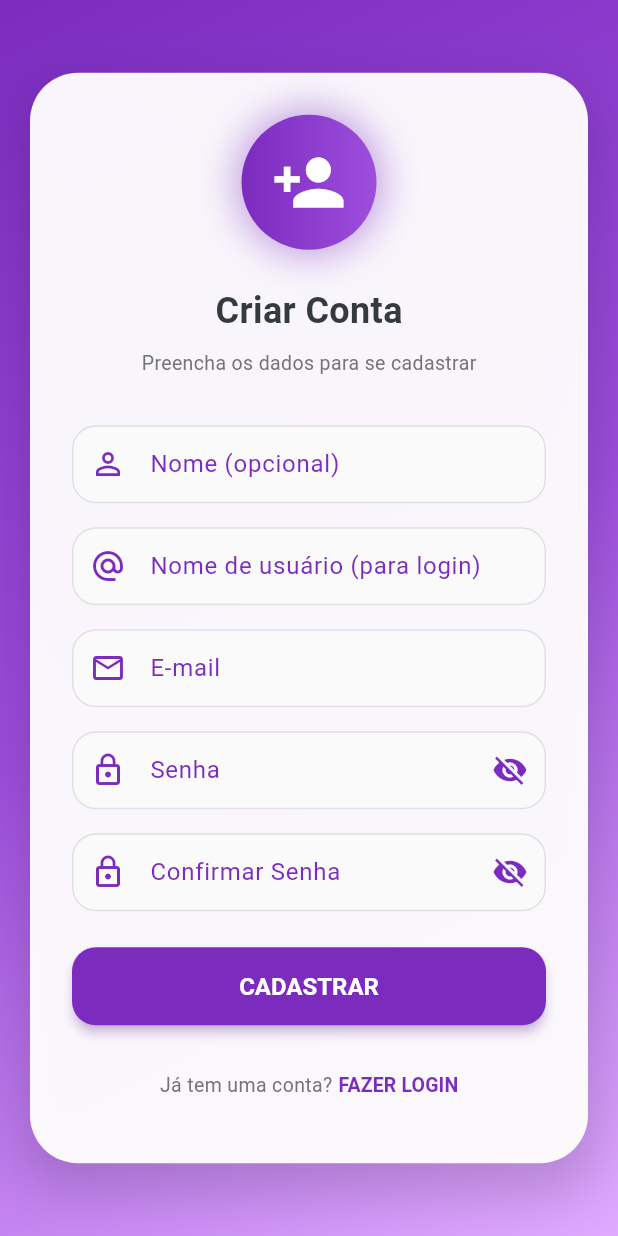
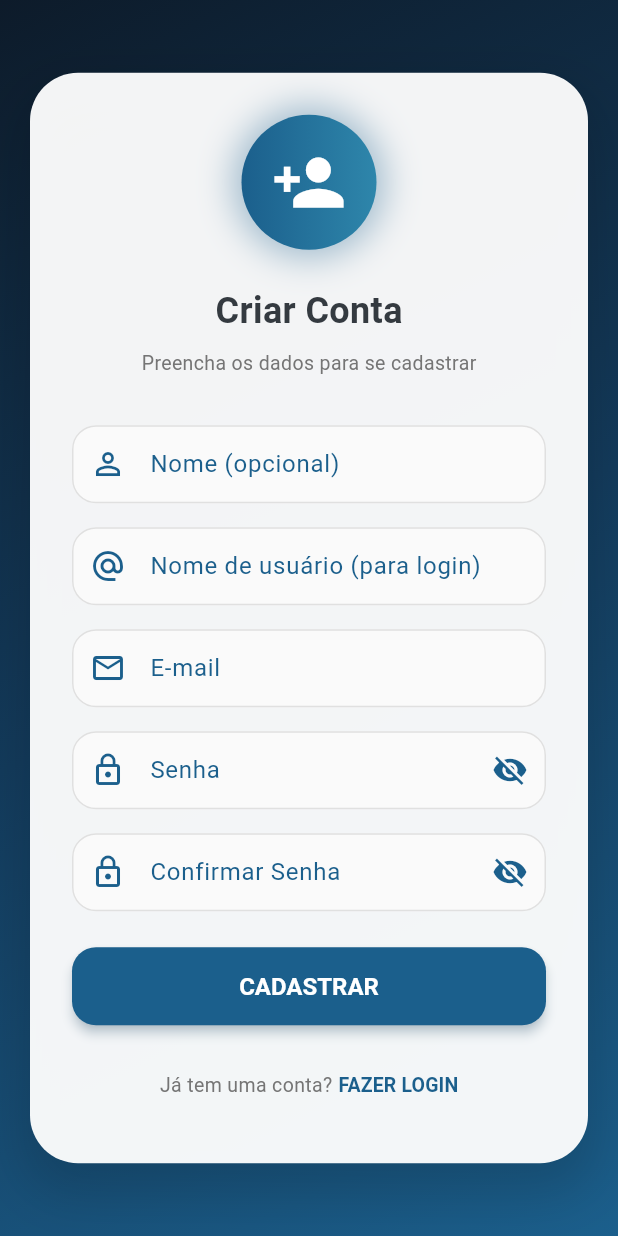
Before and after one commit to dudowns/QI-Controle, a Flutter app: the screen it shows after launch, after a tap on "Adicionar", on a phone screen of 412 x 824 dp. Run offline on Flutter 3.47's test engine with Material 3 defaults, Android fonts, the phone set to English and light mode, and no system bars; our stand-ins replace animate_do, cached_network_image, connectivity_plus, csv, file_picker, fl_chart and 10 more; accounts and stored records are empty.

Commit message:
🎨 Tema azul completo, splash screen com ícones caindo, correções de cores

```diff
--- a/lib/screens/profiles_screen.dart
+++ b/lib/screens/profiles_screen.dart
@@ -171,9 +171,9 @@ class _ProfilesScreenState extends State<ProfilesScreen>
                 begin: Alignment.topLeft,
                 end: Alignment.bottomRight,
                 colors: [
-              Color(0xFF0F0C29),
-              Color(0xFF302B63),
-              Color(0xFF24243E)
+              Color(0xFF0D1B2A),
+              Color(0xFF133B5C),
+              Color(0xFF0D1B2A)
             ])),
         child: SafeArea(
           child: Stack(children: [
@@ -330,8 +330,8 @@ class _ProfilesScreenState extends State<ProfilesScreen>
                               borderRadius: BorderRadius.circular(12)),
                           focusedBorder: OutlineInputBorder(
                             borderRadius: BorderRadius.circular(12),
-                            borderSide: const BorderSide(
-                                color: Color(0xFF1B5F8C), width: 2),
+                            borderSide:
+                                BorderSide(color: AppColors.primary, width: 2),
                           ),
                           filled: true,
                           fillColor: Colors.grey[50],
@@ -350,7 +350,7 @@ class _ProfilesScreenState extends State<ProfilesScreen>
                         onPressed:
                             _fazendoLogin ? null : () => _verificarPin(perfil),
                         style: ElevatedButton.styleFrom(
-                          backgroundColor: const Color(0xFF1B5F8C),
+                          backgroundColor: AppColors.primary,
                           shape: RoundedRectangleBorder(
                               borderRadius: BorderRadius.circular(10)),
                         ),
--- a/lib/screens/register_screen.dart
+++ b/lib/screens/register_screen.dart
@@ -1,6 +1,8 @@
+// lib/screens/register_screen.dart
 import 'package:flutter/material.dart';
 import 'package:animate_do/animate_do.dart';
 import '../services/auth_service.dart';
+import '../constants/app_colors.dart';
 
 class RegisterScreen extends StatefulWidget {
   const RegisterScreen({super.key});
@@ -12,8 +14,7 @@ class RegisterScreen extends StatefulWidget {
 class _RegisterScreenState extends State<RegisterScreen> {
   final AuthService _auth = AuthService();
   final TextEditingController _nomeController = TextEditingController();
-  final TextEditingController _usernameController =
-      TextEditingController(); // ✅ NOVO
+  final TextEditingController _usernameController = TextEditingController();
   final TextEditingController _emailController = TextEditingController();
   final TextEditingController _senhaController = TextEditingController();
   final TextEditingController _confirmarController = TextEditingController();
@@ -88,7 +89,7 @@ class _RegisterScreenState extends State<RegisterScreen> {
           gradient: LinearGradient(
             begin: Alignment.topLeft,
             end: Alignment.bottomRight,
-            colors: [Color(0xFF7B2CBF), Color(0xFF9D4EDD), Color(0xFFE0AAFF)],
+            colors: [Color(0xFF0D1B2A), Color(0xFF133B5C), Color(0xFF1B5F8C)],
           ),
         ),
         child: Center(
@@ -122,13 +123,12 @@ class _RegisterScreenState extends State<RegisterScreen> {
                         padding: const EdgeInsets.all(20),
                         decoration: BoxDecoration(
                           gradient: const LinearGradient(
-                            colors: [Color(0xFF7B2CBF), Color(0xFF9D4EDD)],
+                            colors: [AppColors.primary, AppColors.primaryLight],
                           ),
                           shape: BoxShape.circle,
                           boxShadow: [
                             BoxShadow(
-                              color: const Color(0xFF7B2CBF)
-                                  .withValues(alpha: 0.4),
+                              color: AppColors.primary.withValues(alpha: 0.4),
                               blurRadius: 20,
                               spreadRadius: 5,
                             ),
@@ -152,15 +152,14 @@ class _RegisterScreenState extends State<RegisterScreen> {
                       style: TextStyle(fontSize: 13, color: Colors.grey[600]),
                     ),
                     const SizedBox(height: 32),
-                    // Nome
                     TextField(
                       controller: _nomeController,
                       decoration: InputDecoration(
                         labelText: 'Nome (opcional)',
                         hintText: 'Seu nome',
-                        labelStyle: const TextStyle(color: Color(0xFF7B2CBF)),
-                        prefixIcon: const Icon(Icons.person_outline,
-                            color: Color(0xFF7B2CBF)),
+                        labelStyle: TextStyle(color: AppColors.primary),
+                        prefixIcon: Icon(Icons.person_outline,
+                            color: AppColors.primary),
                         border: OutlineInputBorder(
                             borderRadius: BorderRadius.circular(16)),
                         enabledBorder: OutlineInputBorder(
@@ -169,24 +168,23 @@ class _RegisterScreenState extends State<RegisterScreen> {
                         ),
                         focusedBorder: OutlineInputBorder(
                           borderRadius: BorderRadius.circular(16),
-                          borderSide: const BorderSide(
-                              color: Color(0xFF7B2CBF), width: 2),
+                          borderSide:
+                              BorderSide(color: AppColors.primary, width: 2),
                         ),
                         filled: true,
                         fillColor: Colors.grey[50],
                       ),
                     ),
                     const SizedBox(height: 16),
-                    // ✅ USERNAME
                     TextField(
                       controller: _usernameController,
                       textInputAction: TextInputAction.next,
                       decoration: InputDecoration(
                         labelText: 'Nome de usuário (para login)',
                         hintText: 'seu_username',
-                        labelStyle: const TextStyle(color: Color(0xFF7B2CBF)),
-                        prefixIcon: const Icon(Icons.alternate_email,
-                            color: Color(0xFF7B2CBF)),
+                        labelStyle: TextStyle(color: AppColors.primary),
+                        prefixIcon: Icon(Icons.alternate_email,
+                            color: AppColors.primary),
                         border: OutlineInputBorder(
                             borderRadius: BorderRadius.circular(16)),
                         enabledBorder: OutlineInputBorder(
@@ -195,24 +193,23 @@ class _RegisterScreenState extends State<RegisterScreen> {
                         ),
                         focusedBorder: OutlineInputBorder(
                           borderRadius: BorderRadius.circular(16),
-                          borderSide: const BorderSide(
-                              color: Color(0xFF7B2CBF), width: 2),
+                          borderSide:
+                              BorderSide(color: AppColors.primary, width: 2),
                         ),
                         filled: true,
                         fillColor: Colors.grey[50],
                       ),
                     ),
                     const SizedBox(height: 16),
-                    // Email
                     TextField(
                       controller: _emailController,
                       keyboardType: TextInputType.emailAddress,
                       decoration: InputDecoration(
                         labelText: 'E-mail',
                         hintText: 'seu@email.com',
-                        labelStyle: const TextStyle(color: Color(0xFF7B2CBF)),
-                        prefixIcon: const Icon(Icons.email_outlined,
-                            color: Color(0xFF7B2CBF)),
+                        labelStyle: TextStyle(color: AppColors.primary),
+                        prefixIcon: Icon(Icons.email_outlined,
+                            color: AppColors.primary),
                         border: OutlineInputBorder(
                             borderRadius: BorderRadius.circular(16)),
                         enabledBorder: OutlineInputBorder(
@@ -221,30 +218,29 @@ class _RegisterScreenState extends State<RegisterScreen> {
                         ),
                         focusedBorder: OutlineInputBorder(
                           borderRadius: BorderRadius.circular(16),
-                          borderSide: const BorderSide(
-                              color: Color(0xFF7B2CBF), width: 2),
+                          borderSide:
+                              BorderSide(color: AppColors.primary, width: 2),
                         ),
                         filled: true,
                         fillColor: Colors.grey[50],
                       ),
                     ),
                     const SizedBox(height: 16),
-                    // Senha
                     TextField(
                       controller: _senhaController,
                       obscureText: !_mostrarSenha,
                       decoration: InputDecoration(
                         labelText: 'Senha',
                         hintText: '••••••••',
-                        labelStyle: const TextStyle(color: Color(0xFF7B2CBF)),
-                        prefixIcon: const Icon(Icons.lock_outline,
-                            color: Color(0xFF7B2CBF)),
+                        labelStyle: TextStyle(color: AppColors.primary),
+                        prefixIcon:
+                            Icon(Icons.lock_outline, color: AppColors.primary),
                         suffixIcon: IconButton(
                           icon: Icon(
                               _mostrarSenha
                                   ? Icons.visibility
                                   : Icons.visibility_off,
-                              color: const Color(0xFF7B2CBF)),
+                              color: AppColors.primary),
                           onPressed: () =>
                               setState(() => _mostrarSenha = !_mostrarSenha),
                         ),
@@ -256,30 +252,29 @@ class _RegisterScreenState extends State<RegisterScreen> {
                         ),
                         focusedBorder: OutlineInputBorder(
                           borderRadius: BorderRadius.circular(16),
-                          borderSide: const BorderSide(
-                              color: Color(0xFF7B2CBF), width: 2),
+                          borderSide:
+                              BorderSide(color: AppColors.primary, width: 2),
                         ),
                         filled: true,
                         fillColor: Colors.grey[50],
                       ),
                     ),
                     const SizedBox(height: 16),
-                    // Confirmar Senha
                     TextField(
                       controller: _confirmarController,
                       obscureText: !_mostrarConfirmar,
                       decoration: InputDecoration(
                         labelText: 'Confirmar Senha',
                         hintText: '••••••••',
-                        labelStyle: const TextStyle(color: Color(0xFF7B2CBF)),
-                        prefixIcon: const Icon(Icons.lock_outline,
-                            color: Color(0xFF7B2CBF)),
+                        labelStyle: TextStyle(color: AppColors.primary),
+                        prefixIcon:
+                            Icon(Icons.lock_outline, color: AppColors.primary),
                         suffixIcon: IconButton(
                           icon: Icon(
                               _mostrarConfirmar
                                   ? Icons.visibility
                                   : Icons.visibility_off,
-                              color: const Color(0xFF7B2CBF)),
+                              color: AppColors.primary),
                           onPressed: () => setState(
                               () => _mostrarConfirmar = !_mostrarConfirmar),
                         ),
@@ -291,8 +286,8 @@ class _RegisterScreenState extends State<RegisterScreen> {
                         ),
                         focusedBorder: OutlineInputBorder(
                           borderRadius: BorderRadius.circular(16),
-                          borderSide: const BorderSide(
-                              color: Color(0xFF7B2CBF), width: 2),
+                          borderSide:
+                              BorderSide(color: AppColors.primary, width: 2),
                         ),
                         filled: true,
                         fillColor: Colors.grey[50],
@@ -302,17 +297,17 @@ class _RegisterScreenState extends State<RegisterScreen> {
                     _carregando
                         ? const Center(
                             child: CircularProgressIndicator(
-                                color: Color(0xFF7B2CBF)))
+                                color: AppColors.primary))
                         : SizedBox(
                             width: double.infinity,
                             height: 52,
                             child: ElevatedButton(
                               onPressed: _cadastrar,
                               style: ElevatedButton.styleFrom(
-                                backgroundColor: const Color(0xFF7B2CBF),
+                                backgroundColor: AppColors.primary,
                                 elevation: 3,
-                                shadowColor: const Color(0xFF7B2CBF)
-                                    .withValues(alpha: 0.5),
+                                shadowColor:
+                                    AppColors.primary.withValues(alpha: 0.5),
                                 shape: RoundedRectangleBorder(
                                     borderRadius: BorderRadius.circular(16)),
                               ),
@@ -335,9 +330,9 @@ class _RegisterScreenState extends State<RegisterScreen> {
                           onPressed: () => Navigator.pop(context),
                           style: TextButton.styleFrom(
                               padding: EdgeInsets.zero, minimumSize: Size.zero),
-                          child: const Text('FAZER LOGIN',
+                          child: Text('FAZER LOGIN',
                               style: TextStyle(
-                                  color: Color(0xFF7B2CBF),
+                                  color: AppColors.primary,
                                   fontWeight: FontWeight.bold,
                                   fontSize: 13)),
                         ),
--- a/lib/screens/splash_screen.dart
+++ b/lib/screens/splash_screen.dart
@@ -1,4 +1,5 @@
-// lib/screens/splash_screen.dart
+import 'dart:async';
+import 'dart:math';
 import 'package:flutter/material.dart';
 import 'profiles_screen.dart';
 
@@ -12,46 +13,53 @@ class SplashScreen extends StatefulWidget {
 class _SplashScreenState extends State<SplashScreen>
     with SingleTickerProviderStateMixin {
   late AnimationController _controller;
-  late Animation<double> _fadeAnimation;
-  late Animation<double> _progressAnimation;
+  late Animation<double> _fade;
+  late Animation<double> _scale;
+  late Animation<double> _progress;
+
+  final Random _random = Random();
 
   @override
   void initState() {
     super.initState();
 
     _controller = AnimationController(
-      duration: const Duration(seconds: 4),
       vsync: this,
+      duration: const Duration(milliseconds: 5000),
     );
 
-    _fadeAnimation = Tween<double>(begin: 0, end: 1).animate(
+    _fade = CurvedAnimation(
+      parent: _controller,
+      curve: const Interval(0.0, 0.4, curve: Curves.easeIn),
+    );
+
+    _scale = Tween<double>(begin: 0.85, end: 1.0).animate(
       CurvedAnimation(
         parent: _controller,
-          curve: const Interval(0.0, 0.3, curve: Curves.easeIn)),
+        curve: const Interval(0.1, 0.7, curve: Curves.easeOutBack),
+      ),
     );
 
-    _progressAnimation = Tween<double>(begin: 0, end: 1).animate(
-      CurvedAnimation(parent: _controller, curve: Curves.easeInOut),
+    _progress = CurvedAnimation(
+      parent: _controller,
+      curve: Curves.easeInOut,
     );
 
     _controller.forward();
-    _navegar();
+    _goNext();
   }
 
-  Future<void> _navegar() async {
-    await Future.delayed(const Duration(seconds: 4));
-
+  Future<void> _goNext() async {
+    await Future.delayed(const Duration(milliseconds: 5000));
     if (!mounted) return;
 
     Navigator.pushReplacement(
       context,
       PageRouteBuilder(
-        transitionDuration: const Duration(milliseconds: 600),
-        pageBuilder: (context, animation, secondaryAnimation) =>
-            const ProfilesScreen(),
-        transitionsBuilder: (context, animation, secondaryAnimation, child) {
-          return FadeTransition(opacity: animation, child: child);
-        },
+        transitionDuration: const Duration(milliseconds: 500),
+        pageBuilder: (_, a, __) => const ProfilesScreen(),
+        transitionsBuilder: (_, a, __, child) =>
+            FadeTransition(opacity: a, child: child),
       ),
     );
   }
@@ -62,88 +70,154 @@ class _SplashScreenState extends State<SplashScreen>
     super.dispose();
   }
 
+  Widget _buildFallingItem(int index) {
+    final icons = [
+      Icons.attach_money,
+      Icons.monetization_on,
+      Icons.savings,
+      Icons.show_chart,
+      Icons.currency_bitcoin,
+      Icons.star
+    ];
+    final icon = icons[index % icons.length];
+    final colors = [
+      Colors.greenAccent,
+      Colors.amber,
+      Colors.white,
+      Colors.blueAccent,
+      Colors.orange,
+      Colors.white70
+    ];
+    final color = colors[index % colors.length];
+
+    final size = _random.nextDouble() * 15 + 15;
+    final left = _random.nextDouble() * MediaQuery.of(context).size.width;
+    final duration = _random.nextInt(3000) + 2000;
+
+    return Positioned(
+      left: left,
+      top: -50,
+      child: TweenAnimationBuilder<double>(
+        tween: Tween(begin: -50, end: MediaQuery.of(context).size.height + 100),
+        duration: Duration(milliseconds: duration),
+        builder: (context, value, child) {
+          return Transform.translate(
+            offset: Offset(0, value),
+            child: child,
+          );
+        },
+        child: Opacity(
+          opacity: _random.nextDouble() * 0.5 + 0.3,
+          child: Icon(icon, size: size, color: color),
+        ),
+      ),
+    );
+  }
+
   @override
   Widget build(BuildContext context) {
     return Scaffold(
       body: Stack(
-        fit: StackFit.expand,
         children: [
-          // Imagem esticada na tela inteira
-          Image.asset(
-            'assets/images/splash_logo.png',
-            fit: BoxFit.fill,
-            width: double.infinity,
-            height: double.infinity,
+          // Fundo gradiente
+          Container(
+            decoration: const BoxDecoration(
+              gradient: LinearGradient(
+                colors: [
+                  Color(0xFF0D1B2A),
+                  Color(0xFF133B5C),
+                  Color(0xFF0D1B2A)
+                ],
+                begin: Alignment.topCenter,
+                end: Alignment.bottomCenter,
+              ),
+            ),
           ),
 
-          // Overlay escuro
-          Container(
-            color: Colors.black.withValues(alpha: 0.0),
+          // 💸 Ícones caindo
+          ...List.generate(25, (i) => _buildFallingItem(i)),
+
+          // ✨ Glow central
+          Center(
+            child: Container(
+              width: 250,
+              height: 250,
+              decoration: BoxDecoration(
+                shape: BoxShape.circle,
+                gradient: RadialGradient(
+                  colors: [
+                    Colors.blueAccent.withOpacity(0.3),
+                    Colors.transparent,
+                  ],
+                ),
+              ),
+            ),
           ),
 
-          // Loading bem pequeno
+          // 🧠 LOGO COM ZOOM
+          Center(
+            child: FadeTransition(
+              opacity: _fade,
+              child: ScaleTransition(
+                scale: _scale,
+                child: Image.asset(
+                  'assets/images/splash_logo.png',
+                  width: 180,
+                  fit: BoxFit.contain,
+                ),
+              ),
+            ),
+          ),
+
+          // 🔽 LOADING
           Positioned(
             bottom: 50,
             left: 0,
             right: 0,
             child: FadeTransition(
-              opacity: _fadeAnimation,
-              child: Center(
-                child: SizedBox(
-                  width: MediaQuery.of(context).size.width *
-                      0.25, // ✅ 25% da largura
+              opacity: _fade,
               child: Column(
                 mainAxisSize: MainAxisSize.min,
                 children: [
-                      // Percentual pequeno
                   AnimatedBuilder(
-                        animation: _progressAnimation,
-                        builder: (context, child) {
+                    animation: _progress,
+                    builder: (_, __) {
+                      final value = (_progress.value * 100).toInt();
                       return Text(
-                            '${(_progressAnimation.value * 100).toInt()}%',
-                            textAlign: TextAlign.center,
+                        '$value%',
                         style: const TextStyle(
-                              fontSize: 24, // ✅ Bem menor
                           color: Colors.white,
-                              fontWeight: FontWeight.w200, // ✅ Bem fino
+                          fontSize: 22,
+                          fontWeight: FontWeight.w300,
                         ),
                       );
                     },
                   ),
                   const SizedBox(height: 6),
-
-                      // Texto CARREGANDO menor
                   const Text(
-                        'CARREGANDO..',
-                        textAlign: TextAlign.center,
+                    'PREPARANDO SUAS FINANÇAS...',
                     style: TextStyle(
+                      color: Colors.white54,
                       fontSize: 10,
-                          color: Colors.white54,
-                          fontWeight: FontWeight.w300,
-                          letterSpacing: 4,
+                      letterSpacing: 2,
                     ),
                   ),
-                      const SizedBox(height: 8),
-
-                      // Barra de progresso bem fina
-                      AnimatedBuilder(
-                        animation: _progressAnimation,
-                        builder: (context, child) {
-                          return ClipRRect(
-                            borderRadius: BorderRadius.circular(2),
-                            child: LinearProgressIndicator(
-                              value: _progressAnimation.value,
+                  const SizedBox(height: 10),
+                  Padding(
+                    padding: const EdgeInsets.symmetric(horizontal: 80),
+                    child: AnimatedBuilder(
+                      animation: _progress,
+                      builder: (_, __) {
+                        return LinearProgressIndicator(
+                          value: _progress.value,
                           minHeight: 2,
-                              backgroundColor:
-                                  Colors.white.withValues(alpha: 0.15),
-                              color: Colors.white.withValues(alpha: 0.7),
-                            ),
+                          backgroundColor: Colors.white24,
+                          color: Colors.amber,
                         );
                       },
                     ),
+                  ),
                 ],
-                  ),
-                ),
               ),
             ),
           ),
```
Also changed, not shown: lib/screens/forgot_password_screen.dart (+15 -15 lines), lib/screens/login_screen.dart (+24 -61 lines), lib/screens/main_screen.dart (+3 -4 lines), lib/screens/reset_password_screen.dart (+22 -18 lines), assets/icon/icon.png, assets/images/splash_full.png (added), assets/images/splash_logo.png, 1 other file. Lines whose indentation alone changed are shown as unchanged.
